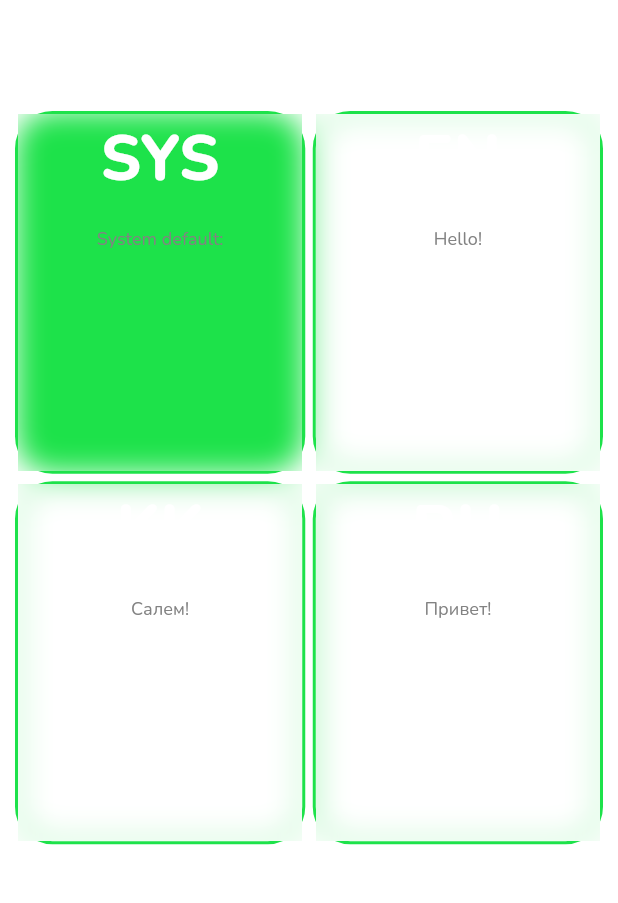
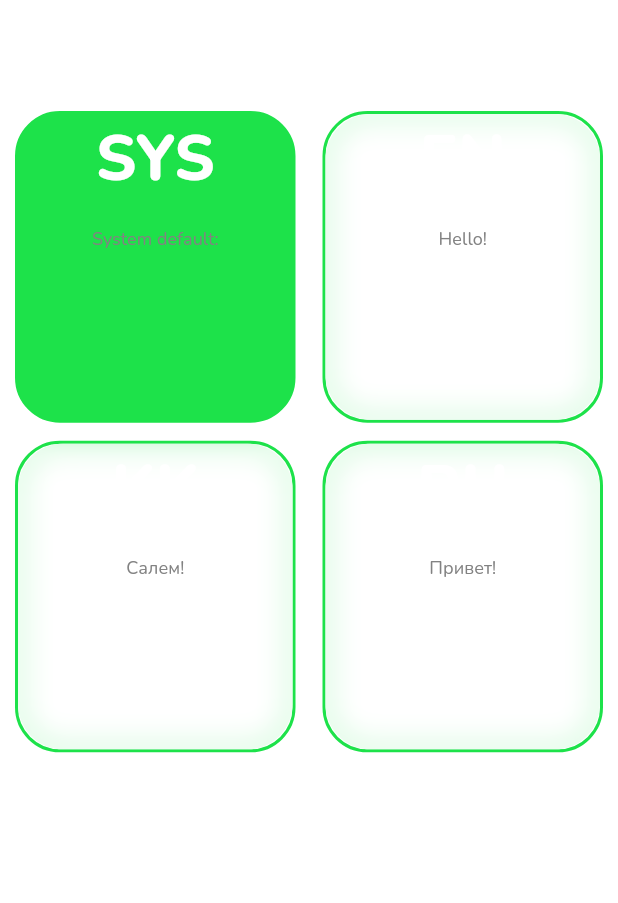
Before and after one commit to DES-Destry/PetIdMobile, a Flutter app: the screen it shows after launch, on a phone screen of 412 x 824 dp, the part 333-1236 px from its top. Run offline on Flutter 3.47's test engine with Material 3 defaults, Android fonts, the phone set to English and light mode, and no system bars; our stand-ins replace shared_preferences.

Commit message:
feat: improve styles of language select

```diff
--- a/lib/colors/dark_palette.dart
+++ b/lib/colors/dark_palette.dart
@@ -13,11 +13,11 @@ class DarkPalette extends ColorPalette {
 
   @override
   final LinearGradient transparentGlass = const LinearGradient(
-    begin: Alignment.topRight,
-    end: Alignment.bottomLeft,
+    begin: Alignment.topLeft,
+    end: Alignment.bottomRight,
     colors: [
-      Colors.white60,
-      Colors.white70,
+      Color.fromRGBO(255, 255, 255, 128),
+      Color.fromRGBO(255, 255, 255, 64),
     ],
   );
 }
--- a/lib/colors/light_palette.dart
+++ b/lib/colors/light_palette.dart
@@ -13,11 +13,11 @@ class LightPalette extends ColorPalette {
 
   @override
   final LinearGradient transparentGlass = const LinearGradient(
-    begin: Alignment.topRight,
-    end: Alignment.bottomLeft,
+    begin: Alignment.topLeft,
+    end: Alignment.bottomRight,
     colors: [
-      Colors.white60,
-      Colors.white70,
+      Color.fromRGBO(255, 255, 255, 128),
+      Color.fromRGBO(255, 255, 255, 64),
     ],
   );
 }
--- a/lib/components/language_selector_button.dart
+++ b/lib/components/language_selector_button.dart
@@ -22,18 +22,18 @@ class _LanguageSelectorButtonState extends State<LanguageSelectorButton> {
     return GestureDetector(
       onTap: widget.onPressed,
       child: Container(
-          // color: AppPalette.currentPalette.primary,
           width: 160,
           height: 180,
           decoration: BoxDecoration(
             color: widget.isSelected ? AppPalette.currentPalette.primary : null,
             gradient: !widget.isSelected ? AppPalette.currentPalette.transparentGlass : null,
             border: Border.all(width: 2, color: AppPalette.currentPalette.primary),
-            borderRadius: BorderRadius.circular(25),
+            borderRadius: BorderRadius.circular(30),
           ),
-          child: ClipRect(
+          child: ClipRRect(
+            borderRadius: BorderRadius.circular(30),
               child: BackdropFilter(
-            filter: ImageFilter.blur(sigmaX: 10, sigmaY: 10),
+            filter: ImageFilter.blur(sigmaX: widget.isSelected ? 0 : 10, sigmaY: widget.isSelected ? 0 : 10),
             child: Column(children: [
               Padding(
                 padding: const EdgeInsets.only(bottom: 14),
--- a/lib/pages/lang_select.dart
+++ b/lib/pages/lang_select.dart
@@ -42,9 +42,9 @@ class _LangSelectState extends State<LangSelect> {
             Flexible(
                 child: GridView.count(
               crossAxisCount: 2,
-              childAspectRatio: 0.8, // change this value for different results
-              crossAxisSpacing: 5,
-              mainAxisSpacing: 5,
+              childAspectRatio: 0.9, // change this value for different results
+              crossAxisSpacing: 18,
+              mainAxisSpacing: 12,
               padding: const EdgeInsets.all(10.0),
               children: [
                 LanguageSelectorButton(
```
